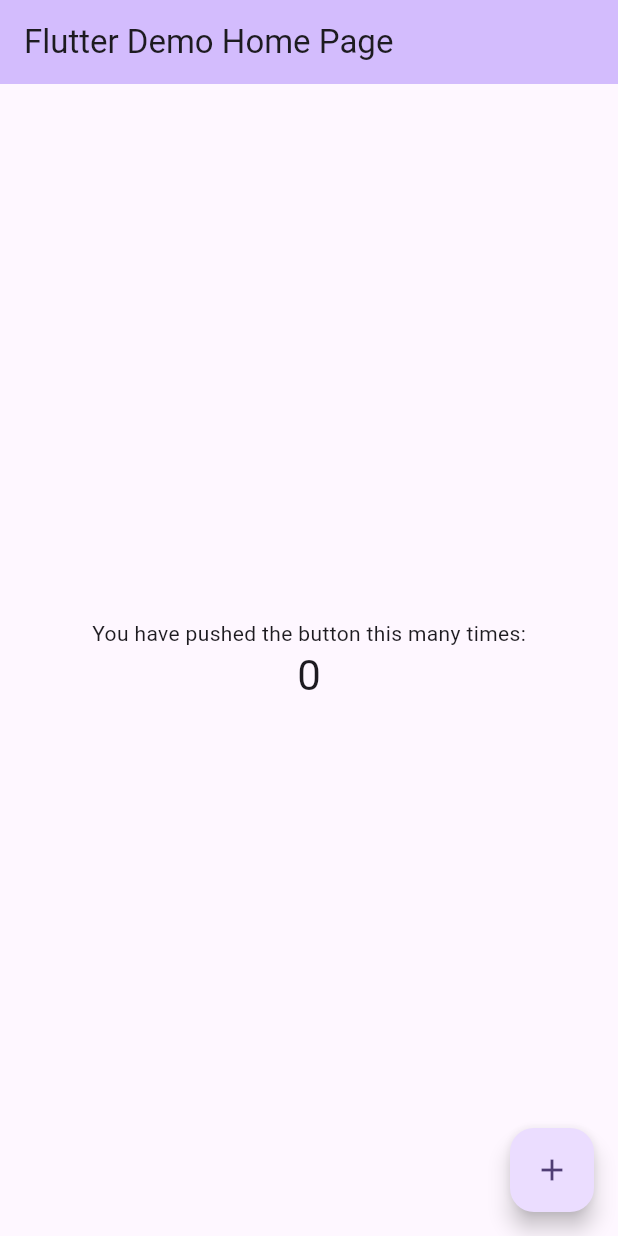
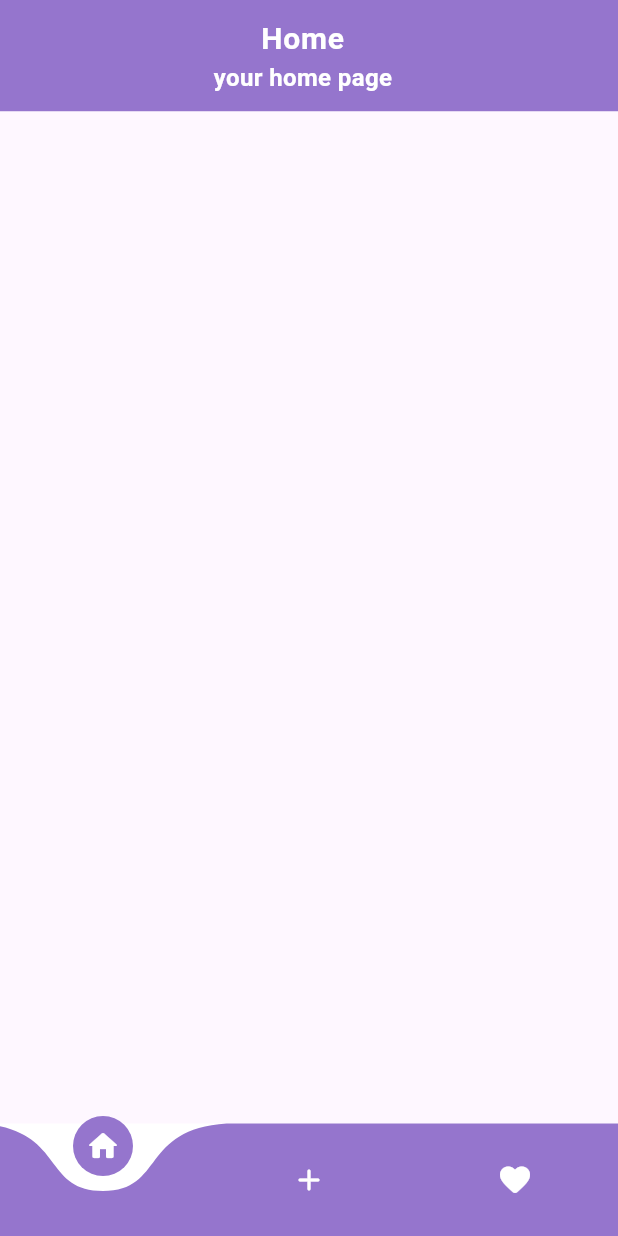
Before and after one commit to celsonpaixao/youtube-flutter, a Flutter app: the screen it shows after launch, on a phone screen of 412 x 824 dp. Run offline on Flutter 3.47's test engine with Material 3 defaults, Android fonts, the phone set to English and light mode, and no system bars; drawn by our look-alikes of curved_navigation_bar.

Commit message:
add packege

```diff
--- a/curverd_bottom_nav_bar/lib/main.dart
+++ b/curverd_bottom_nav_bar/lib/main.dart
@@ -1,3 +1,4 @@
+import 'package:curverd_bottom_nav_bar/view/pages/homepage.dart';
 import 'package:flutter/material.dart';
 
 void main() {
@@ -11,6 +12,7 @@ class MyApp extends StatelessWidget {
   @override
   Widget build(BuildContext context) {
     return MaterialApp(
+      debugShowCheckedModeBanner: false,
       title: 'Flutter Demo',
       theme: ThemeData(
         // This is the theme of your application.
@@ -31,7 +33,7 @@ class MyApp extends StatelessWidget {
         colorScheme: ColorScheme.fromSeed(seedColor: Colors.deepPurple),
         useMaterial3: true,
       ),
-      home: const MyHomePage(title: 'Flutter Demo Home Page'),
+      home: HomePage(),
     );
   }
 }
--- /dev/null
+++ b/curverd_bottom_nav_bar/lib/view/pages/homepage.dart
@@ -0,0 +1,48 @@
+import 'package:curved_navigation_bar/curved_navigation_bar.dart';
+import 'package:flutter/material.dart';
+
+class HomePage extends StatefulWidget {
+  const HomePage({super.key});
+
+  @override
+  State<HomePage> createState() => _HomePageState();
+}
+
+class _HomePageState extends State<HomePage> {
+  @override
+  Widget build(BuildContext context) {
+    var item = [
+      const Icon(Icons.home_rounded,color: Colors.white,),
+      const Icon(Icons.add_rounded,color: Colors.white,),
+      const Icon(Icons.favorite_rounded,color: Colors.white,),
+    ];
+    return Scaffold(
+      appBar: AppBar(
+        toolbarHeight: MediaQuery.of(context).size.height * 0.09,
+        backgroundColor: Colors.deepPurple.shade300,
+        title: const ListTile(
+          title: Text(
+            "Home",
+            textAlign: TextAlign.center,
+            style: TextStyle(
+              fontWeight: FontWeight.bold,
+              fontSize: 20,
+              color: Colors.white,
+            ),
+          ),
+          subtitle: Text(
+            "your home page",
+            textAlign: TextAlign.center,
+            style: TextStyle(
+                color: Colors.white, fontWeight: FontWeight.bold, fontSize: 16),
+          ),
+        ),
+      ),
+      bottomNavigationBar: CurvedNavigationBar(
+        backgroundColor: Colors.white,
+        color: Colors.deepPurple.shade300,
+        items: item,
+      ),
+    );
+  }
+}
--- a/curverd_bottom_nav_bar/pubspec.yaml
+++ b/curverd_bottom_nav_bar/pubspec.yaml
@@ -35,6 +35,7 @@ dependencies:
   # The following adds the Cupertino Icons font to your application.
   # Use with the CupertinoIcons class for iOS style icons.
   cupertino_icons: ^1.0.2
+  curved_navigation_bar: ^1.0.3
 
 dev_dependencies:
   flutter_test:
```
Also changed, not shown: curverd_bottom_nav_bar/pubspec.lock.
